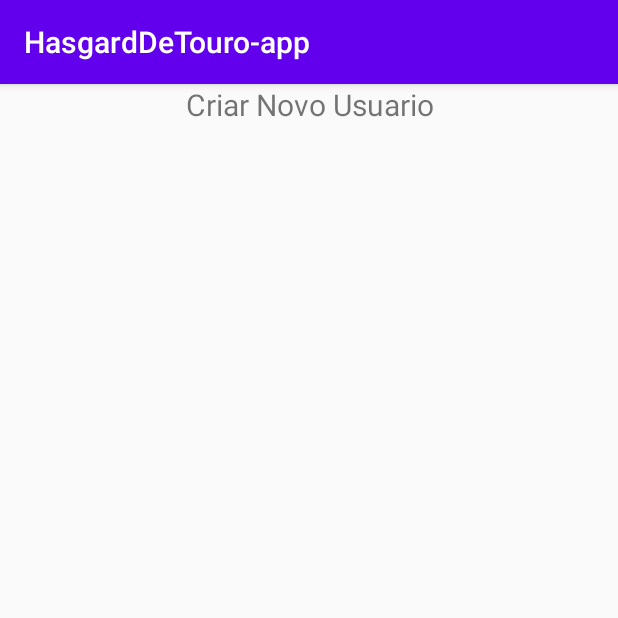
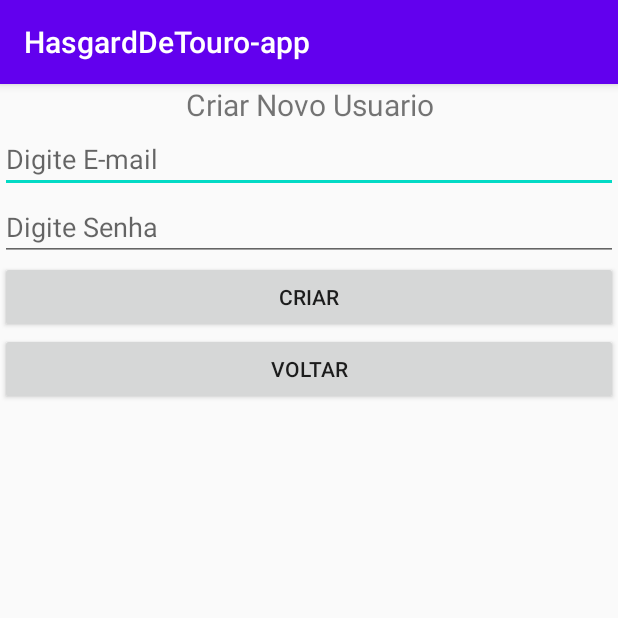
Before and after one commit to Drumering/HasgardDeTouro-app, an Android app: the CreateUserActivity screen opened directly, with no data from a screen before it, on a phone screen of 412 x 824 dp, the top half of it. Run offline under Robolectric (Android 15) with nearby library versions, the phone set to English and light mode, and no system bars.

Commit message:
Layout criar usuario

```diff
--- a/app/src/main/java/com/opet/hasgarddetouro_app/CreateUserActivity.java
+++ b/app/src/main/java/com/opet/hasgarddetouro_app/CreateUserActivity.java
@@ -1,14 +1,31 @@
 package com.opet.hasgarddetouro_app;
 
+import android.content.Intent;
 import android.os.Bundle;
+import android.view.View;
+import android.widget.EditText;
 
 import androidx.appcompat.app.AppCompatActivity;
 
 public class CreateUserActivity extends AppCompatActivity {
 
+    private EditText editLogin, editPass;
+
     @Override
     protected void onCreate(Bundle savedInstanceState) {
         super.onCreate(savedInstanceState);
         setContentView(R.layout.activity_create_user);
+
+        editLogin = findViewById(R.id.newLogin);
+        editPass = findViewById(R.id.newPass);
+    }
+
+    public void criarUsuario(View view) {
+    }
+
+    public void voltar(View view) {
+        Intent home = new Intent(CreateUserActivity.this, MainActivity.class);
+        startActivity(home);
+        finish();
     }
 }
--- a/app/src/main/res/layout/activity_create_user.xml
+++ b/app/src/main/res/layout/activity_create_user.xml
@@ -14,4 +14,26 @@
         android:layout_width="match_parent"
         android:layout_height="wrap_content" />
 
+    <EditText
+        android:id="@+id/newLogin"
+        android:hint="Digite E-mail"
+        android:layout_width="match_parent"
+        android:layout_height="wrap_content" />
+    <EditText
+        android:id="@+id/newPass"
+        android:hint="Digite Senha"
+        android:layout_width="match_parent"
+        android:layout_height="wrap_content" />
+
+    <Button
+        android:text="Criar"
+        android:onClick="criarUsuario"
+        android:layout_width="match_parent"
+        android:layout_height="wrap_content" />
+    <Button
+        android:text="Voltar"
+        android:onClick="voltar"
+        android:layout_width="match_parent"
+        android:layout_height="wrap_content" />
+
 </LinearLayout>
```
